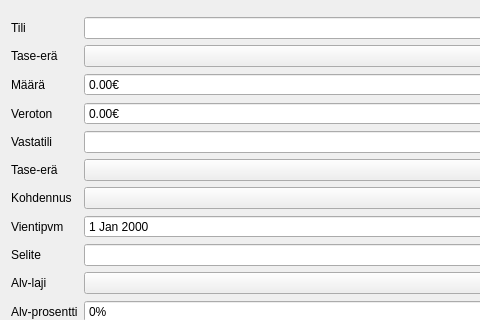
This is kitupiikki/kirjaus/kirjausapuridialog.ui in artoh/kitupiikki as Qt 5 draws it before an edit; both pictures show x 0 to 480 and y 0 to 320 of the 625 by 554 pixel window. The edited form follows.
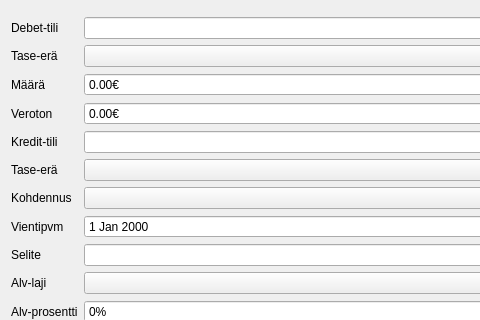
This is the edited form. Custom widgets are drawn as their Qt base class.

```diff
--- a/kitupiikki/kirjaus/kirjausapuridialog.ui
+++ b/kitupiikki/kirjaus/kirjausapuridialog.ui
@@ -22,7 +22,7 @@
      <item row="0" column="0">
       <widget class="QLabel" name="label">
        <property name="text">
-        <string>Tili</string>
+        <string>Debet-tili</string>
        </property>
        <property name="buddy">
         <cstring>tiliEdit</cstring>
@@ -94,7 +94,7 @@
      <item row="4" column="0">
       <widget class="QLabel" name="label_2">
        <property name="text">
-        <string>Vastatili</string>
+        <string>Kredit-tili</string>
        </property>
        <property name="buddy">
         <cstring>vastatiliEdit</cstring>
```
Left out of the diff: 14 changed lines with no effect on the pictures.
